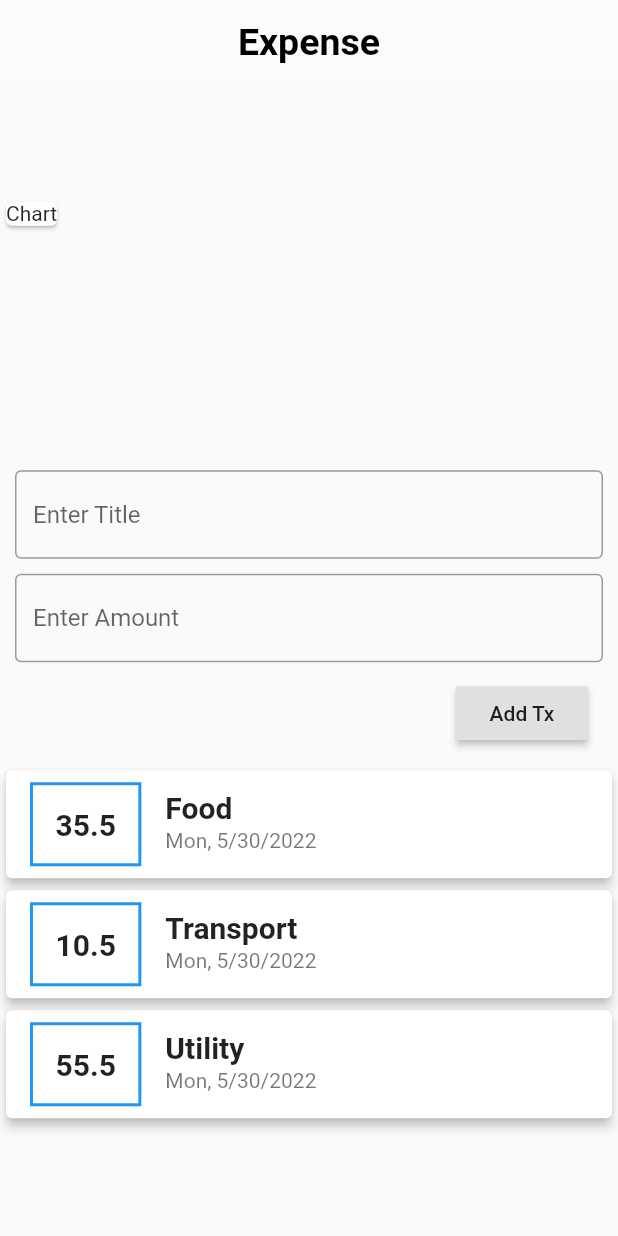
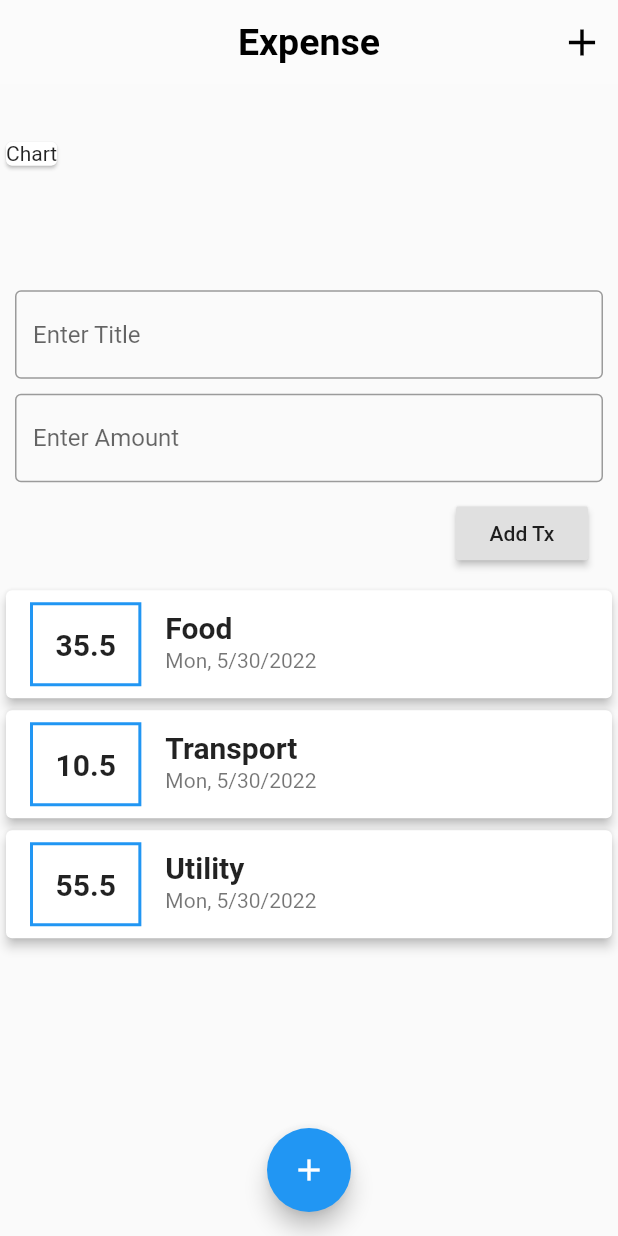
Before and after one commit to ramonyohannes/Expense-Tracker-App, a Flutter app: the screen it shows after launch, on a phone screen of 412 x 824 dp. Run offline on Flutter 3.47's test engine with Material 2 defaults, Android fonts, the phone set to English and light mode, and no system bars.

Commit message:
Added Listview and floating action button

```diff
--- a/lib/main.dart
+++ b/lib/main.dart
@@ -30,6 +30,18 @@ class HomePage extends StatelessWidget {
             color: Colors.black,
           ),
         ),
+        actions: [
+          IconButton(
+            onPressed: () {
+              print("Hello");
+            },
+            icon: const Icon(
+              Icons.add,
+              color: Colors.black,
+              size: 30,
+            ),
+          )
+        ],
         centerTitle: true,
         elevation: 0,
         backgroundColor: Colors.white10,
@@ -44,6 +56,13 @@ class HomePage extends StatelessWidget {
           UserTransaction(),
         ],
       ),
+      floatingActionButtonLocation: FloatingActionButtonLocation.centerFloat,
+      floatingActionButton: FloatingActionButton(
+        onPressed: () {},
+        child: const Icon(
+          Icons.add,
+        ),
+      ),
     );
   }
 }
--- a/lib/transaction_list.dart
+++ b/lib/transaction_list.dart
@@ -11,12 +11,18 @@ class TransactionList extends StatelessWidget {
 
   @override
   Widget build(BuildContext context) {
-    return Column(
-      children: user_transactions.map(
-        (tx) {
-          return TransactionItem(tx.amount, tx.date, tx.title);
+    return Container(
+      height: 400,
+      child: ListView.builder(
+        itemBuilder: (context, index) {
+          return TransactionItem(
+            user_transactions[index].amount,
+            user_transactions[index].date,
+            user_transactions[index].title,
+          );
         },
-      ).toList(),
+        itemCount: user_transactions.length,
+      ),
     );
   }
 }
```
